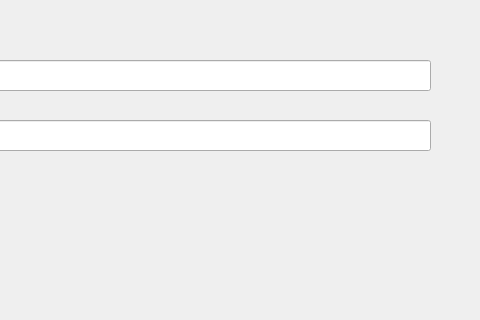
The window that Engine/AG-Mapping/ui/qconfigdialog.ui (lacie-life/SemanticMapping) describes before a commit, drawn with Qt 5; both pictures show x 160 to 640 and y 160 to 480 of the 640 by 480 pixel window.
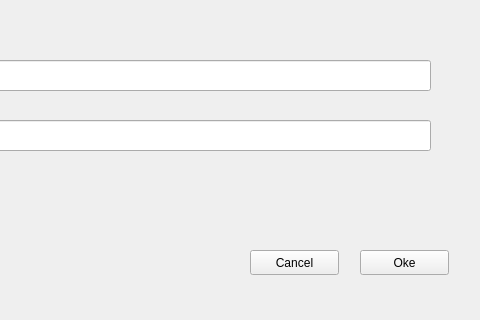
The same window after the commit.

Commit message: [Update] update QSLAM class

What changed in the file:
```diff
--- a/Engine/AG-Mapping/ui/qconfigdialog.ui
+++ b/Engine/AG-Mapping/ui/qconfigdialog.ui
@@ -134,6 +134,32 @@
     </rect>
    </property>
   </widget>
+  <widget class="QPushButton" name="cancel_config_button">
+   <property name="geometry">
+    <rect>
+     <x>410</x>
+     <y>410</y>
+     <width>89</width>
+     <height>25</height>
+    </rect>
+   </property>
+   <property name="text">
+    <string>Cancel</string>
+   </property>
+  </widget>
+  <widget class="QPushButton" name="close_config">
+   <property name="geometry">
+    <rect>
+     <x>520</x>
+     <y>410</y>
+     <width>89</width>
+     <height>25</height>
+    </rect>
+   </property>
+   <property name="text">
+    <string>Oke</string>
+   </property>
+  </widget>
  </widget>
  <resources/>
  <connections/>
```
The commit also changes 9 other files.
